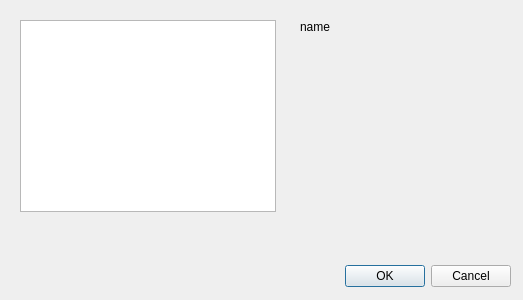
Old version of the form session_select_dialog.ui in the repository fr0077/magmeasure.
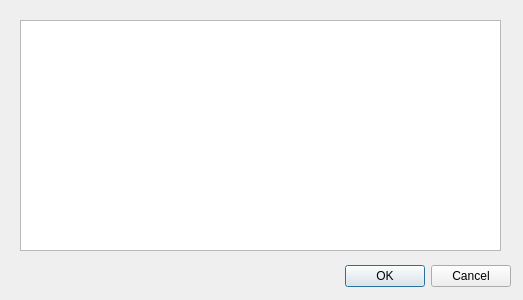
New version of the form.

```diff
--- a/session_select_dialog.ui
+++ b/session_select_dialog.ui
@@ -34,27 +34,11 @@
     <rect>
      <x>20</x>
      <y>20</y>
-     <width>256</width>
-     <height>192</height>
+     <width>481</width>
+     <height>231</height>
     </rect>
    </property>
   </widget>
-  <widget class="QLabel" name="session_detail">
-   <property name="geometry">
-    <rect>
-     <x>300</x>
-     <y>20</y>
-     <width>201</width>
-     <height>191</height>
-    </rect>
-   </property>
-   <property name="text">
-    <string>name</string>
-   </property>
-   <property name="alignment">
-    <set>Qt::AlignLeading|Qt::AlignLeft|Qt::AlignTop</set>
-   </property>
-  </widget>
  </widget>
  <resources/>
  <connections>
```
